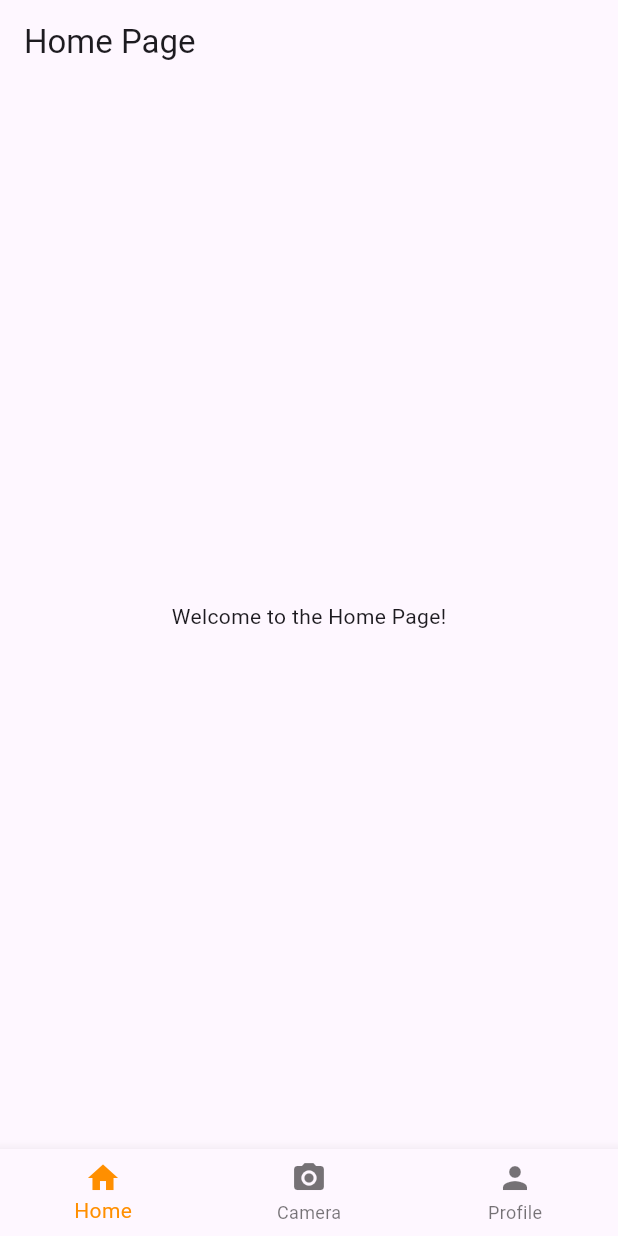
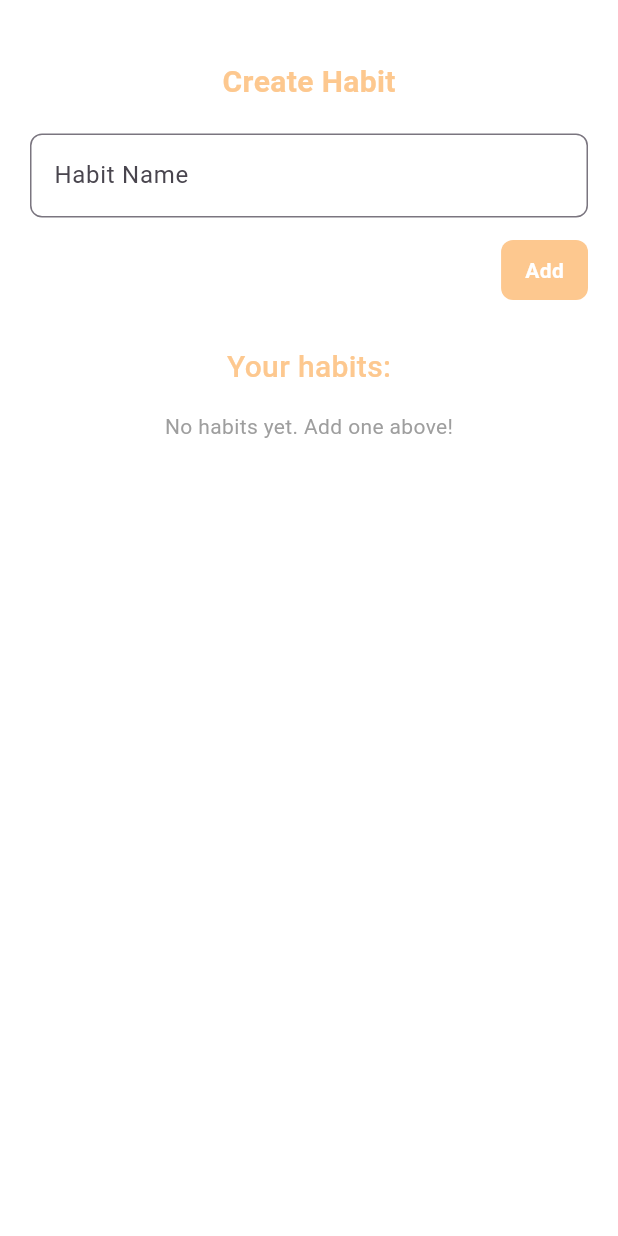
Before and after one commit to ellaly2/habinu, a Flutter app: the screen it shows after launch, on a phone screen of 412 x 824 dp. Run offline on Flutter 3.47's test engine with Material 3 defaults, Android fonts, the phone set to English and light mode, and no system bars; project files that could hold a hidden picture were left out.

Commit message:
added create habit

```diff
--- a/habinu/lib/main.dart
+++ b/habinu/lib/main.dart
@@ -1,4 +1,5 @@
 import 'package:flutter/material.dart';
+import 'package:habinu/models/createHabit.dart';
 import 'package:habinu/models/home.dart';
 
 void main() {
@@ -31,7 +32,7 @@
         // tested with just a hot reload.
         colorScheme: ColorScheme.fromSeed(seedColor: Colors.deepPurple),
       ),
-      home: const MyHomePage(title: 'Flutter Demo Home Page'),
+      home: CreateHabit(),
     );
   }
 }
--- a/habinu/lib/models/createHabit.dart
+++ b/habinu/lib/models/createHabit.dart
@@ -0,0 +1,160 @@
+import 'package:flutter/material.dart';
+
+class CreateHabit extends StatefulWidget {
+  @override
+  _CreateHabitState createState() => _CreateHabitState();
+}
+
+class _CreateHabitState extends State<CreateHabit> {
+  final TextEditingController _controller = TextEditingController();
+  List<Map<String, dynamic>> habits = [];
+
+  void _addHabit() {
+    if (_controller.text.isNotEmpty) {
+      setState(() {
+        habits.add({
+          "name": _controller.text,
+          "streak": 0,
+        });
+        _controller.clear();
+      });
+    }
+  }
+
+  void _removeHabit(int index) {
+    setState(() {
+      habits.removeAt(index);
+    });
+  }
+
+  void _incrementStreak(int index) {
+    setState(() {
+      habits[index]["streak"]++;
+    });
+  }
+
+  @override
+  Widget build(BuildContext context) {
+    return Scaffold(
+      backgroundColor: Colors.white,
+
+      body: SafeArea(
+        child: SingleChildScrollView(
+          child: Padding(
+            padding: const EdgeInsets.symmetric(horizontal: 20, vertical: 40),
+            child: Column(
+              crossAxisAlignment: CrossAxisAlignment.center,
+              children: [
+                Text(
+                  "Create Habit",
+                  style: TextStyle(
+                    fontSize: 20,
+                    color: Color(0xFFfdc88f),
+                    fontWeight: FontWeight.w600,
+                  ),
+                ),
+                const SizedBox(height: 20),
+                TextField(
+                  controller: _controller,
+                  decoration: InputDecoration(
+                    labelText: "Habit Name",
+                    border: OutlineInputBorder(
+                      borderRadius: BorderRadius.circular(8),
+                    ),
+                  ),
+                ),
+                const SizedBox(height: 15),
+                Align(
+                  alignment: Alignment.centerRight,
+                  child: InkWell(
+                    onTap: _addHabit,
+                    borderRadius: BorderRadius.circular(8),
+                    child: Container(
+                      padding:
+                          EdgeInsets.symmetric(horizontal: 16, vertical: 10),
+                      decoration: BoxDecoration(
+                        color: Color(0xFFfdc88f),
+                        borderRadius: BorderRadius.circular(8.0),
+                      ),
+                      child: Text(
+                        'Add',
+                        style: TextStyle(
+                          color: Colors.white,
+                          fontWeight: FontWeight.w600,
+                        ),
+                      ),
+                    ),
+                  ),
+                ),
+                const SizedBox(height: 30),
+                Text(
+                  "Your habits:",
+                  style: TextStyle(
+                    fontSize: 20,
+                    color: Color(0xFFfdc88f),
+                    fontWeight: FontWeight.w500,
+                  ),
+                ),
+                const SizedBox(height: 15),
+                habits.isEmpty
+                    ? Text(
+                        "No habits yet. Add one above!",
+                        style: TextStyle(color: Colors.grey),
+                      )
+                    : Column(
+                        children: habits.asMap().entries.map((entry) {
+                          int index = entry.key;
+                          var habit = entry.value;
+                          return Container(
+                            margin: EdgeInsets.symmetric(vertical: 5),
+                            padding: EdgeInsets.symmetric(
+                                horizontal: 12, vertical: 10),
+                            decoration: BoxDecoration(
+                              color: Color(0xFFEEEFF1),
+                              borderRadius: BorderRadius.circular(20),
+                            ),
+                            child: Row(
+                              mainAxisAlignment: MainAxisAlignment.spaceBetween,
+                              children: [
+                                Expanded(
+                                  child: GestureDetector(
+                                    onTap: () => _incrementStreak(index),
+                                    child: Text(
+                                      habit["name"],
+                                      style: TextStyle(color: Colors.white),
+                                    ),
+                                  ),
+                                ),
+                                Row(
+                                  children: [
+                                    Text(
+                                      habit["streak"].toString(),
+                                      style: TextStyle(
+                                        color: Colors.white,
+                                        fontWeight: FontWeight.bold,
+                                      ),
+                                    ),
+                                    SizedBox(width: 4),
+                                    Icon(Icons.local_fire_department,
+                                        color: Colors.orange),
+                                    SizedBox(width: 10),
+                                    GestureDetector(
+                                      onTap: () => _removeHabit(index),
+                                      child: Icon(Icons.close,
+                                          color: Colors.white),
+                                    ),
+                                  ],
+                                ),
+                              ],
+                            ),
+                          );
+                        }).toList(),
+                      ),
+              ],
+            ),
+          ),
+        ),
+      ),
+    );
+  }
+}
```
